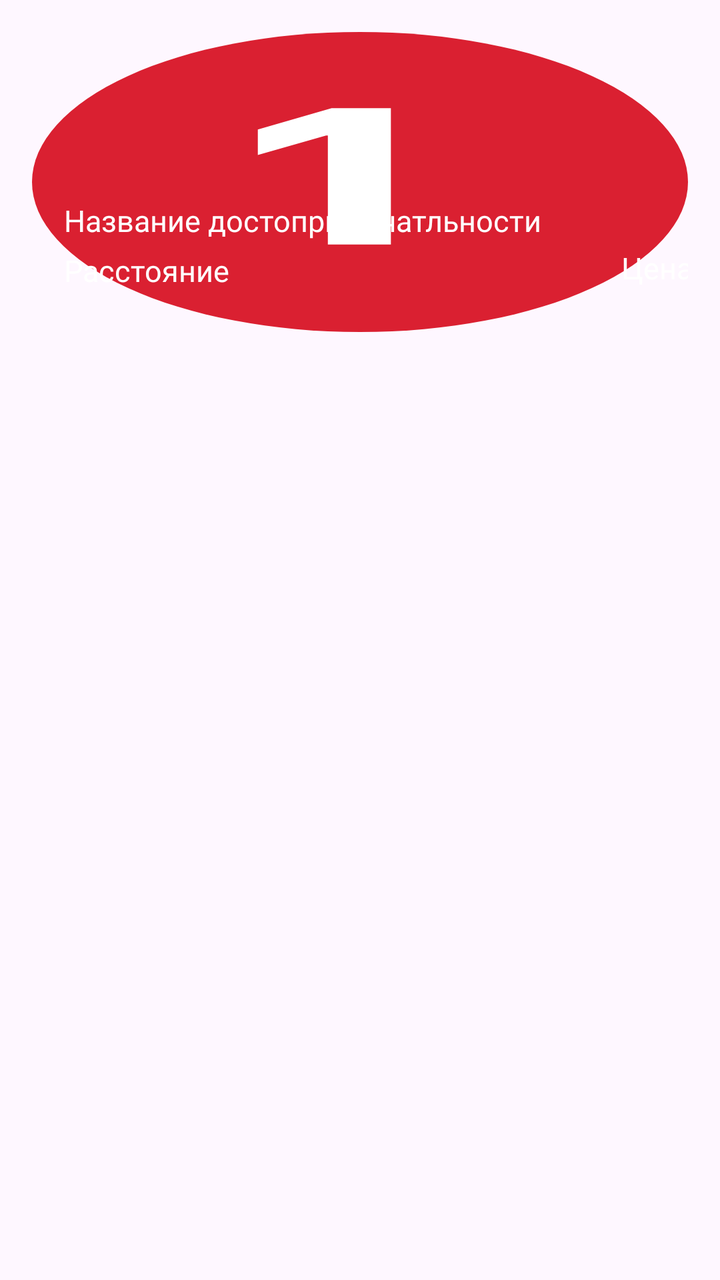
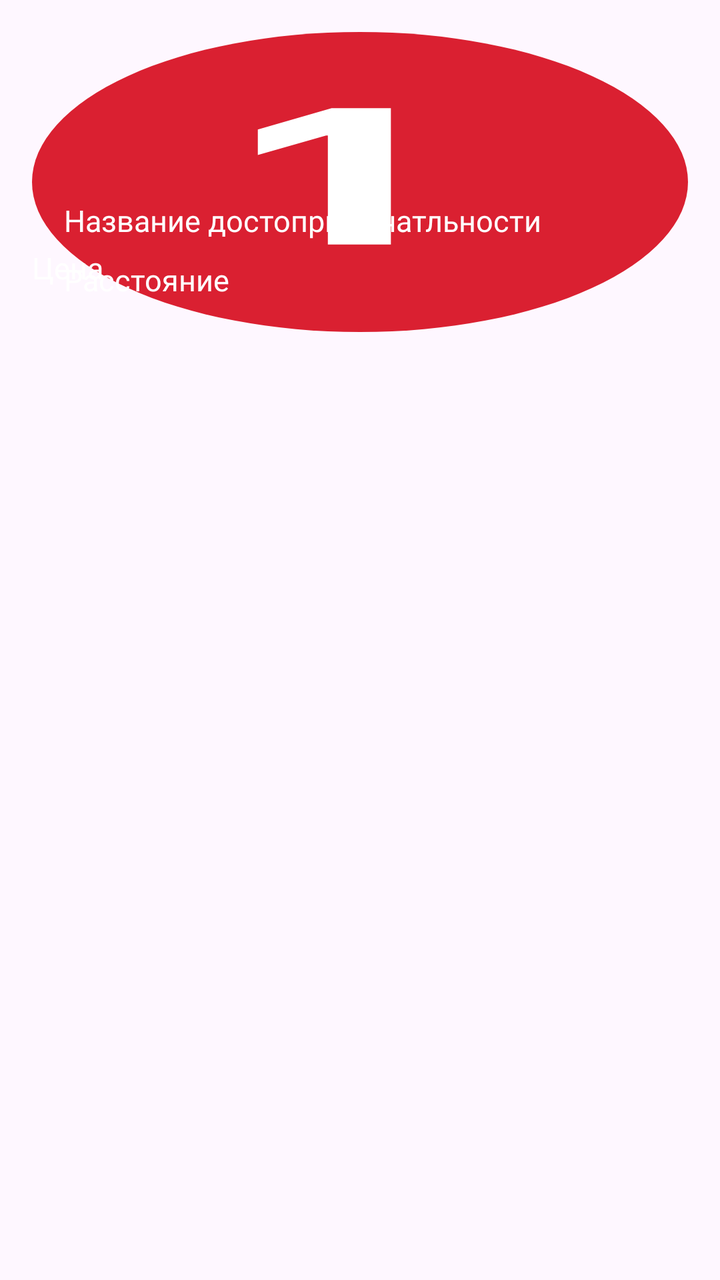

Before-and-after screenshots of an Android layout around one commit, followed by the original layout XML and the change that was made.
<!-- AndroidManifest.xml: application theme Theme.VKR -->
<!-- res/layout/list_item.xml -->
<?xml version="1.0" encoding="utf-8"?>
<androidx.constraintlayout.widget.ConstraintLayout xmlns:android="http://schemas.android.com/apk/res/android"
    xmlns:app="http://schemas.android.com/apk/res-auto"
    xmlns:tools="http://schemas.android.com/tools"
    android:layout_width="match_parent"
    android:layout_height="wrap_content"
    android:padding="16dp">

    <androidx.constraintlayout.widget.ConstraintLayout
        android:layout_width="match_parent"
        android:layout_height="150dp"
        android:background="@drawable/redbranchlogo"
        app:layout_constraintEnd_toEndOf="parent"
        app:layout_constraintStart_toStartOf="parent"
        app:layout_constraintTop_toTopOf="parent">

        <TextView
            android:id="@+id/attractionName"
            android:layout_width="wrap_content"
            android:layout_height="wrap_content"
            android:layout_marginStart="16dp"
            android:layout_marginTop="84dp"
            android:fontFamily="@font/inter_bold"
            android:textSize="15sp"
            android:textColor="#FFFFFF"

            android:text="Название достопримечатльности"
            app:layout_constraintStart_toStartOf="parent"
            app:layout_constraintTop_toTopOf="parent" />

        <TextView
            android:id="@+id/attractionDistance"
            android:layout_width="wrap_content"
            android:layout_height="wrap_content"
            android:layout_marginStart="16dp"
            android:layout_marginBottom="16dp"
            android:text="Расстояние"
            android:fontFamily="@font/inter_bold"
            android:textSize="15sp"
            android:textColor="#FFFFFF"

            app:layout_constraintBottom_toBottomOf="parent"
            app:layout_constraintStart_toStartOf="parent"
            app:layout_constraintTop_toBottomOf="@+id/attractionName" />

        <TextView
            android:id="@+id/attractionPrice"
            android:layout_width="wrap_content"
            android:layout_height="wrap_content"
            android:layout_marginStart="196dp"
            android:layout_marginBottom="16dp"
            android:text="Цена"
            android:fontFamily="@font/inter_bold"
            android:textSize="15sp"
            android:textColor="#FFFFFF"
            app:layout_constraintBottom_toBottomOf="parent"
            app:layout_constraintStart_toEndOf="@+id/attractionDistance"
            app:layout_constraintTop_toTopOf="parent"
            app:layout_constraintVertical_bias="0.947" />
    </androidx.constraintlayout.widget.ConstraintLayout>





</androidx.constraintlayout.widget.ConstraintLayout>
<!-- resources referenced by this layout -->
<resources>
  <!-- drawable redbranchlogo (drawable) -->
  <vector xmlns:android="http://schemas.android.com/apk/res/android"
      android:width="24dp"
      android:height="24dp"
      android:viewportWidth="24"
      android:viewportHeight="24">
    <path
        android:pathData="M12,12m-12,0a12,12 0,1 1,24 0a12,12 0,1 1,-24 0"
        android:fillColor="#DA2031"/>
    <path
        android:pathData="M13.13,6.091V17H10.824V8.28H10.76L8.262,9.846V7.801L10.962,6.091H13.13Z"
        android:fillColor="#ffffff"/>
  </vector>
  <style name="Theme.VKR" parent="Base.Theme.VKR" />
  <style name="Base.Theme.VKR" parent="Theme.Material3.DayNight.NoActionBar">
          
          
      </style>
</resources>

<!-- the commit's change to res/layout/list_item.xml (unified diff, before → after) -->
@@ -15,7 +15,7 @@
         app:layout_constraintTop_toTopOf="parent">
 
         <TextView
-            android:id="@+id/attractionName"
+            android:id="@+id/stationAttractionName"
             android:layout_width="wrap_content"
             android:layout_height="wrap_content"
             android:layout_marginStart="16dp"
@@ -29,7 +29,7 @@
             app:layout_constraintTop_toTopOf="parent" />
 
         <TextView
-            android:id="@+id/attractionDistance"
+            android:id="@+id/stationAttractionDistance"
             android:layout_width="wrap_content"
             android:layout_height="wrap_content"
             android:layout_marginStart="16dp"
@@ -44,7 +44,7 @@
             app:layout_constraintTop_toBottomOf="@+id/attractionName" />
 
         <TextView
-            android:id="@+id/attractionPrice"
+            android:id="@+id/stationAttractionPrice"
             android:layout_width="wrap_content"
             android:layout_height="wrap_content"
             android:layout_marginStart="196dp"
